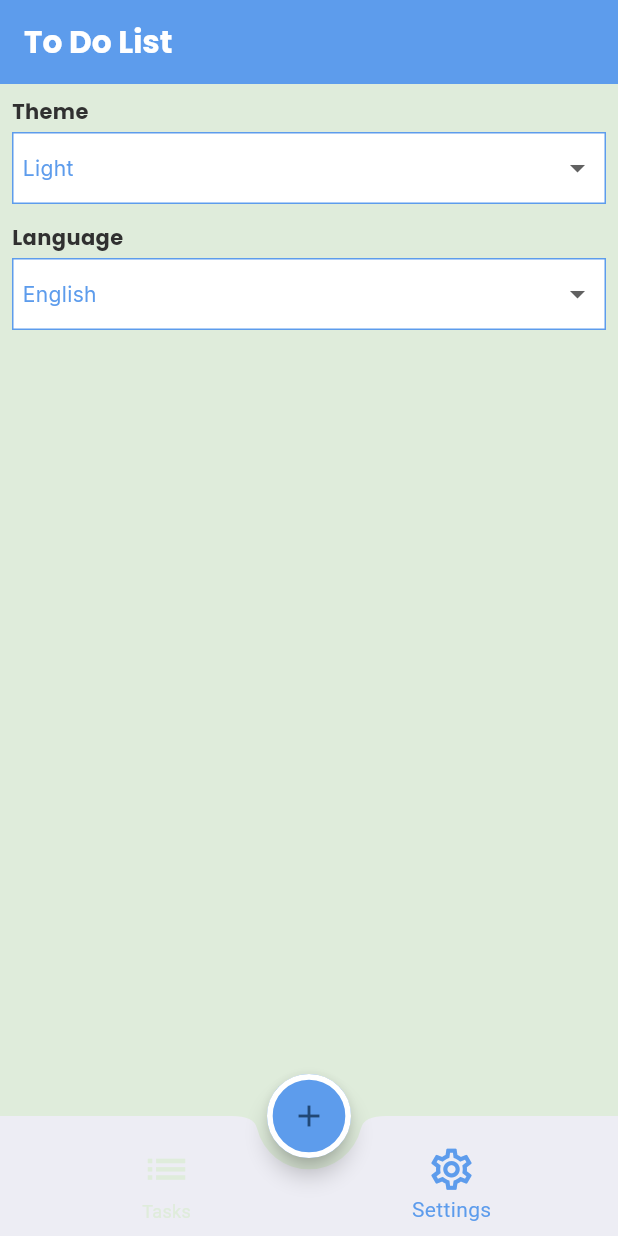
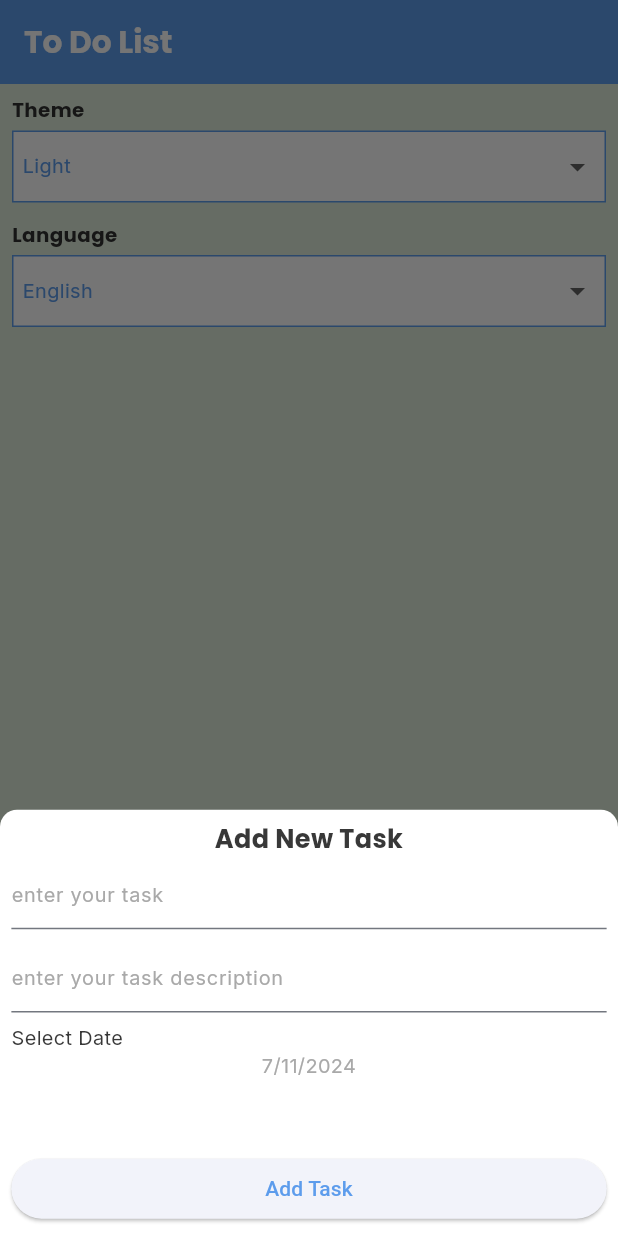
Before and after one commit to mariam2002212/todo_flutter_app, a Flutter app: the screen it shows after launch, item 2 of the bottom bar chosen, after a tap on the "add" icon, on a phone screen of 412 x 824 dp. Run offline on Flutter 3.47's test engine with Material 3 defaults, Android fonts, the phone set to English and light mode, and no system bars; our stand-ins replace easy_date_timeline, flutter_screenutil, flutter_slidable, google_fonts; missing offline and left inert: dart:js.

Commit message:
+calender ui +bottom sheet ui +taskWidget ui

```diff
--- a/lib/config/theme/myapp_theme.dart
+++ b/lib/config/theme/myapp_theme.dart
@@ -27,8 +27,20 @@ class MyAppTheme{
       shape: StadiumBorder(side:BorderSide(color: ColorsManager.white,width: 4.h)),
       backgroundColor: ColorsManager.blue,
 
+    ),
+    bottomSheetTheme: BottomSheetThemeData(
+      backgroundColor: ColorsManager.white,
+        shape: RoundedRectangleBorder(borderRadius: BorderRadius.only(topLeft: Radius.circular(12.r),topRight: Radius.circular(12.r)))),
+    iconTheme: IconThemeData(
+      color: ColorsManager.blue,
+      size: 24.sp,
+    ),
+    cardTheme: CardTheme(
+      elevation: 8.h,
+        color: ColorsManager.white,
+    shape: RoundedRectangleBorder(
+        borderRadius: BorderRadius.circular(5.r))
     )
-
   );
   static ThemeData dark = ThemeData(
 
--- a/lib/core/utils/colors_manager.dart
+++ b/lib/core/utils/colors_manager.dart
@@ -6,5 +6,8 @@ class ColorsManager{
   static const Color lightDark = Color(0xFF363636);
   static const Color grey =Color(0xFFDFECDB);
   static const Color black = Color(0xFF303030);
+  static const Color blackAccent=Color(0xFF383838);
+  static const Color greyAccent=Color(0xFFA9A9A9);
+
 
 }
--- /dev/null
+++ b/lib/core/utils/extensions/date_extension.dart
@@ -0,0 +1,9 @@
+import 'package:intl/intl.dart';
+extension DateExtension on DateTime{
+
+  String get toFormattedDate=>'$day/$month/$year';
+  String get getDayName{
+    DateFormat formatter = DateFormat('E');
+    return formatter.format(this);
+  }
+}
--- a/lib/core/utils/text_styles.dart
+++ b/lib/core/utils/text_styles.dart
@@ -5,6 +5,13 @@ import 'package:todo/core/utils/colors_manager.dart';
 
 class LightTxtStyles {
   static TextStyle appBar = GoogleFonts.poppins(fontSize: 22.sp,fontWeight: FontWeight.w700, color: ColorsManager.white,);
-  static TextStyle settingsTabLabel = GoogleFonts.poppins(fontSize: 14, fontWeight: FontWeight.w700, color: ColorsManager.black);
-  static TextStyle selectedItemLabel = GoogleFonts.inter(fontSize: 14, fontWeight: FontWeight.w400, color: ColorsManager.blue);
+  static TextStyle settingsTabLabel = GoogleFonts.poppins(fontSize: 14.sp, fontWeight: FontWeight.w700, color: ColorsManager.black);
+  static TextStyle selectedItemLabel = GoogleFonts.inter(fontSize: 14.sp, fontWeight: FontWeight.w400, color: ColorsManager.blue);
+  static TextStyle bottomSheetTitle = GoogleFonts.poppins(fontSize: 18.sp, fontWeight: FontWeight.w700, color: ColorsManager.blackAccent);
+  static TextStyle bottomSheetHintText = GoogleFonts.inter(fontSize: 14.sp, fontWeight: FontWeight.w400, color: ColorsManager.greyAccent);
+  static TextStyle selectDate = GoogleFonts.inter(fontSize: 14.sp, fontWeight: FontWeight.w400, color: ColorsManager.blackAccent);
+  static TextStyle taskWidgetTitle = GoogleFonts.poppins(fontSize: 18.sp, fontWeight: FontWeight.w700, color: ColorsManager.blue);
+  static TextStyle taskWidgetDescription = GoogleFonts.roboto(fontSize: 12.sp, fontWeight: FontWeight.w400, color: ColorsManager.lightDark);
+  static TextStyle selectedCalenderText = GoogleFonts.roboto(fontSize: 15.sp, fontWeight: FontWeight.w700, color: ColorsManager.blue);
+  static TextStyle unselectedCalenderText = GoogleFonts.roboto(fontSize: 15.sp, fontWeight: FontWeight.w700, color: ColorsManager.lightDark);
 }
--- /dev/null
+++ b/lib/presentation/home/add_task_bottom_sheet/add_task.dart
@@ -0,0 +1,70 @@
+import 'package:flutter/material.dart';
+import 'package:flutter_screenutil/flutter_screenutil.dart';
+import 'package:todo/core/utils/extensions/date_extension.dart';
+import 'package:todo/core/utils/text_styles.dart';
+
+class AddTaskBottomSheet extends StatefulWidget {
+  AddTaskBottomSheet({super.key});
+
+  @override
+  State<AddTaskBottomSheet> createState() => _AddTaskBottomSheetState();
+
+  static void show(context){
+    showModalBottomSheet(
+        isScrollControlled:true,
+        context: context,
+        builder: (context)=> Padding(padding: MediaQuery.of(context).viewInsets,child: AddTaskBottomSheet(),),
+    );
+  }
+}
+
+class _AddTaskBottomSheetState extends State<AddTaskBottomSheet> {
+  DateTime selectedDate = DateTime.now();
+
+
+  @override
+  Widget build(BuildContext context) {
+    return Container(
+      padding: REdgeInsets.all(8),
+      height: 300.h,
+      child: Column(
+        crossAxisAlignment: CrossAxisAlignment.stretch,
+        children: [
+          Text('Add New Task',style: LightTxtStyles.bottomSheetTitle,textAlign: TextAlign.center,),
+          TextFormField(decoration: InputDecoration(
+            hintText: 'enter your task',
+              hintStyle: LightTxtStyles.bottomSheetHintText
+          )),
+          SizedBox(height: 8.h,),
+          TextFormField(decoration: InputDecoration(
+            hintText: 'enter your task description',hintStyle: LightTxtStyles.bottomSheetHintText
+          )),
+          SizedBox(height: 8.h,),
+          Text('Select Date',style: LightTxtStyles.selectDate,),
+          InkWell(
+            onTap: (){
+              showTaskDate(context);
+            },
+            child: Text(
+              selectedDate.toFormattedDate,
+              textAlign: TextAlign.center,
+              style: LightTxtStyles.bottomSheetHintText,),
+          ),
+          Spacer(),
+          ElevatedButton(onPressed: (){},
+              child: Text('Add Task'))
+        ],
+      ),
+    );
+  }
+
+  void showTaskDate(context)async{
+    selectedDate=await showDatePicker(
+        context: context,
+        initialDate: DateTime.now(),
+        firstDate: DateTime.now(),
+        lastDate: DateTime.now().add(const Duration(days: 365))
+    ) ?? selectedDate;
+    setState(() {});
+  }
+}
--- a/lib/presentation/home/home_screen.dart
+++ b/lib/presentation/home/home_screen.dart
@@ -1,6 +1,7 @@
 import 'package:flutter/material.dart';
 import 'package:flutter_screenutil/flutter_screenutil.dart';
 import 'package:todo/core/utils/colors_manager.dart';
+import 'package:todo/presentation/home/add_task_bottom_sheet/add_task.dart';
 import 'package:todo/presentation/home/tabs/settings/settings_tab.dart';
 import 'package:todo/presentation/home/tabs/tasks/tasks_tab.dart';
 
@@ -28,7 +29,9 @@ class _HomeScreenState extends State<HomeScreen> {
   }
   Widget buildFAB()=>FloatingActionButton(
     //shape: StadiumBorder(side:BorderSide(color: ColorsManager.white,width: 4.h) ),
-    onPressed:(){} ,
+    onPressed:(){
+      AddTaskBottomSheet.show(context);
+    } ,
     child: Icon(Icons.add),
   );
   Widget buildBottomNavBar()=>BottomAppBar(
--- /dev/null
+++ b/lib/presentation/home/tabs/tasks/task_widget/task_widget.dart
@@ -0,0 +1,79 @@
+import 'package:flutter/material.dart';
+import 'package:flutter_screenutil/flutter_screenutil.dart';
+import 'package:todo/core/utils/colors_manager.dart';
+import 'package:todo/core/utils/text_styles.dart';
+import 'package:flutter_slidable/flutter_slidable.dart';
+
+class TaskWidget extends StatelessWidget {
+  const TaskWidget({super.key});
+
+  @override
+  Widget build(BuildContext context) {
+    return Container(
+      decoration: BoxDecoration(
+        borderRadius: BorderRadius.circular(15.r),
+        color: Theme.of(context).colorScheme.onPrimary
+      ),
+      child: Slidable(
+        startActionPane: ActionPane(
+          extentRatio: 0.4.r,
+          motion: BehindMotion(),
+          children: [
+            SlidableAction(
+              borderRadius: BorderRadius.only(topLeft: Radius.circular(15.r), bottomLeft: Radius.circular(15.r)),
+              onPressed: (context){},
+              backgroundColor: Colors.red,
+              foregroundColor: Colors.white,
+              icon: Icons.delete,
+              label: 'Delete',
+            ),
+            SlidableAction(
+              onPressed: (context){},
+              backgroundColor: ColorsManager.blue,
+              foregroundColor: Colors.white,
+              icon: Icons.edit,
+              label: 'Edit',
+            ),
+          ],
+        ),
+        child: Container(
+
+          decoration: BoxDecoration(
+            color: ColorsManager.white,
+            borderRadius:BorderRadius.circular(15.r)
+          ),
+          child: Padding(
+            padding: REdgeInsets.all(10.0),
+            child: Row(
+              children: [
+                //the blue vertical line
+                Container(
+                  height: 62.h,
+                    width: 4.w,
+                    margin: REdgeInsets.only(right: 6),
+                    decoration: BoxDecoration(
+                        color: ColorsManager.blue,
+                        borderRadius:BorderRadius.circular(10.r)
+                    )
+                ),
+                //task title and desc
+                Column(
+                  mainAxisSize: MainAxisSize.min,
+                  mainAxisAlignment: MainAxisAlignment.start,
+                  children: [
+                    Text('task title',style: LightTxtStyles.taskWidgetTitle,),
+                    Text('task description',style: LightTxtStyles.taskWidgetDescription,),
+                  ],
+                ),
+                Spacer(),
+                InkWell(
+                  onTap: (){},
+                    child: Icon(Icons.check_circle))
+              ],
+            ),
+          ),
+        ),
+      ),
+    );
+  }
+}
--- a/lib/presentation/home/tabs/tasks/tasks_tab.dart
+++ b/lib/presentation/home/tabs/tasks/tasks_tab.dart
@@ -1,12 +1,63 @@
 import 'package:flutter/material.dart';
+import 'package:flutter_screenutil/flutter_screenutil.dart';
+import 'package:todo/core/utils/colors_manager.dart';
+import 'package:todo/core/utils/extensions/date_extension.dart';
+import 'package:todo/core/utils/text_styles.dart';
+import 'package:todo/presentation/home/tabs/tasks/task_widget/task_widget.dart';
+import 'package:easy_date_timeline/easy_date_timeline.dart';
 
-class TasksTab extends StatelessWidget {
-  const TasksTab({super.key});
+class TasksTab extends StatefulWidget {
+  TasksTab({super.key});
+
+  @override
+  State<TasksTab> createState() => _TasksTabState();
+}
+
+class _TasksTabState extends State<TasksTab> {
+  DateTime selectedCalDate = DateTime.now();
 
   @override
   Widget build(BuildContext context) {
-    return Container(
-      color: Colors.deepOrange,
+    return Padding(
+      padding: REdgeInsets.all(15),
+      child: Column(
+        children: [
+          buildCalender(),
+          TaskWidget()
+        ],
+      ),
+    );
+  }
+
+  buildCalender() {
+    return Padding(
+      padding: REdgeInsets.all(8.0),
+      child: EasyInfiniteDateTimeLine(
+          firstDate: DateTime.now().subtract(Duration(days: 365)),
+          focusDate: selectedCalDate,
+          lastDate: DateTime.now().add(Duration(days: 365)),
+          onDateChange: (selectedDate) {},
+        itemBuilder: (context, date, isSelected, onTap) {
+          return InkWell(
+            onTap: (){
+              selectedCalDate = date;
+              setState(() {});
+            },
+            child: Card(
+              color: ColorsManager.white,
+              shape: RoundedRectangleBorder(borderRadius: BorderRadius.circular(12.r)),
+              child: Column(
+                mainAxisAlignment: MainAxisAlignment.center,
+                children: [
+                  Text(date.getDayName,style: isSelected?LightTxtStyles.selectedCalenderText:LightTxtStyles.unselectedCalenderText,),
+                  SizedBox(height: 5.h,),
+                  Text('${date.day}',style: isSelected?LightTxtStyles.selectedCalenderText:LightTxtStyles.unselectedCalenderText)
+                ],
+              ),
+            ),
+          );
+        },
+      ),
     );
   }
 }
--- a/pubspec.yaml
+++ b/pubspec.yaml
@@ -37,6 +37,9 @@ dependencies:
   cupertino_icons: ^1.0.2
   google_fonts: 6.0.0
   flutter_screenutil: ^5.9.3
+  date_format: ^2.0.9
+  flutter_slidable: ^3.1.1
+  easy_date_timeline: ^1.1.3
 
 dev_dependencies:
   flutter_test:
```
Also changed, not shown: pubspec.lock.
